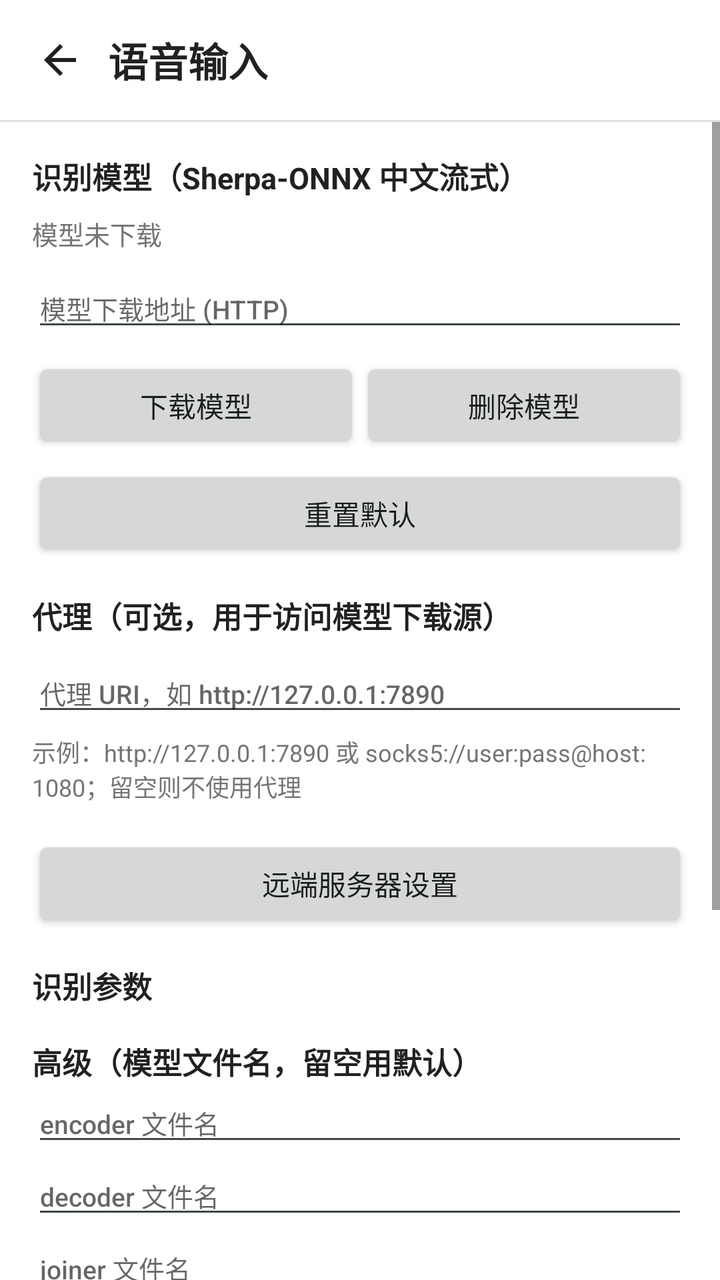
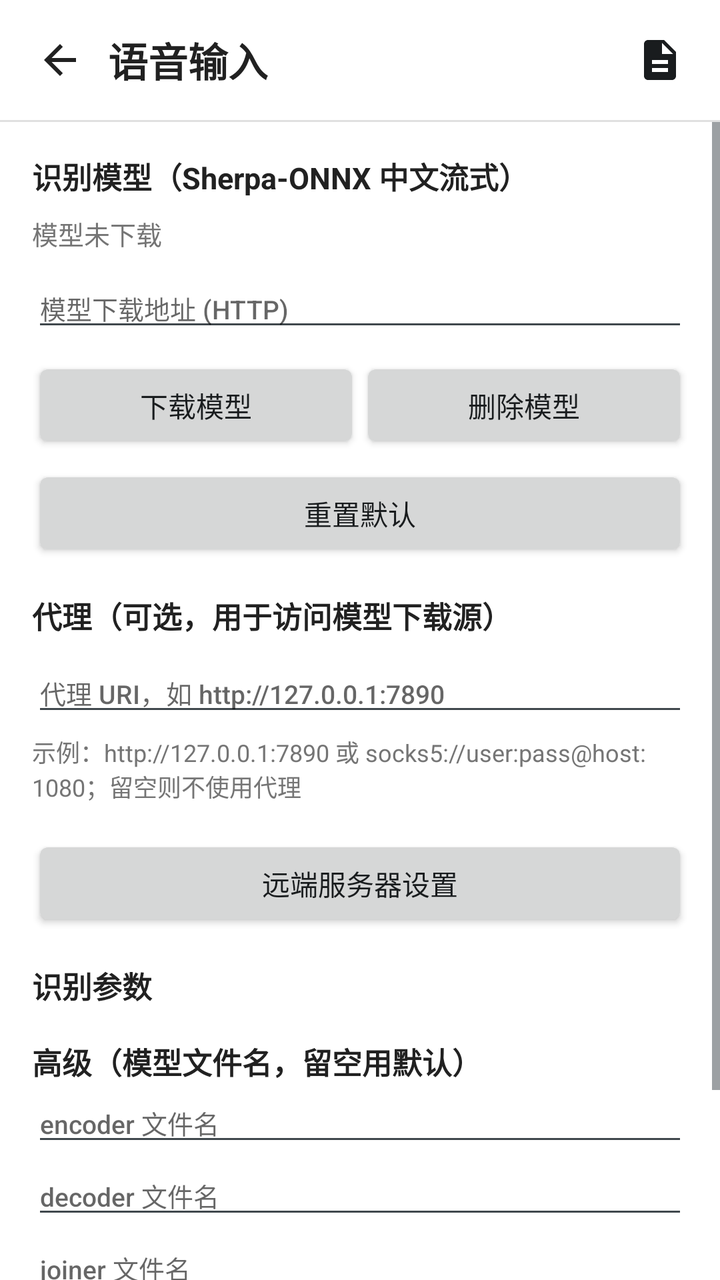

Two renders of the same Android screen: before a commit and after it. Below are the layout's source before the change and the commit's diff.
<!-- AndroidManifest.xml: activity theme Theme.QuickSend -->
<!-- res/layout/activity_voice_settings.xml -->
<?xml version="1.0" encoding="utf-8"?>
<LinearLayout xmlns:android="http://schemas.android.com/apk/res/android"
    android:layout_width="match_parent"
    android:layout_height="match_parent"
    android:background="@color/qs_background"
    android:fitsSystemWindows="true"
    android:orientation="vertical">

    <LinearLayout
        android:layout_width="match_parent"
        android:layout_height="wrap_content"
        android:gravity="center_vertical"
        android:orientation="horizontal"
        android:paddingHorizontal="6dp"
        android:paddingVertical="6dp">

        <ImageButton
            android:id="@+id/back_button"
            android:layout_width="48dp"
            android:layout_height="48dp"
            android:background="?android:attr/selectableItemBackgroundBorderless"
            android:contentDescription="@string/action_back"
            android:src="@drawable/ic_arrow_back" />

        <TextView
            android:layout_width="0dp"
            android:layout_height="wrap_content"
            android:layout_weight="1"
            android:paddingEnd="16dp"
            android:text="@string/voice_settings_title"
            android:textColor="@color/qs_text_primary"
            android:textSize="20sp"
            android:textStyle="bold" />
    </LinearLayout>

    <View
        android:layout_width="match_parent"
        android:layout_height="1dp"
        android:background="@color/qs_divider" />

    <ScrollView
        android:layout_width="match_parent"
        android:layout_height="0dp"
        android:layout_weight="1"
        android:fillViewport="true">

        <LinearLayout
            android:layout_width="match_parent"
            android:layout_height="wrap_content"
            android:orientation="vertical"
            android:padding="16dp">

            
            <TextView
                android:layout_width="match_parent"
                android:layout_height="wrap_content"
                android:text="@string/voice_model_section"
                android:textColor="@color/qs_text_primary"
                android:textSize="15sp"
                android:textStyle="bold" />

            <TextView
                android:id="@+id/model_status"
                android:layout_width="match_parent"
                android:layout_height="wrap_content"
                android:paddingTop="8dp"
                android:text="@string/voice_model_status_idle"
                android:textColor="@color/qs_text_secondary"
                android:textSize="13sp" />

            <ProgressBar
                android:id="@+id/model_progress"
                style="?android:attr/progressBarStyleHorizontal"
                android:layout_width="match_parent"
                android:layout_height="wrap_content"
                android:max="100"
                android:visibility="gone" />

            <EditText
                android:id="@+id/model_url"
                android:layout_width="match_parent"
                android:layout_height="wrap_content"
                android:layout_marginTop="8dp"
                android:hint="@string/voice_model_url"
                android:inputType="textUri"
                android:maxLines="2"
                android:textSize="13sp" />

            <LinearLayout
                android:layout_width="match_parent"
                android:layout_height="wrap_content"
                android:layout_marginTop="8dp"
                android:orientation="horizontal">

                <Button
                    android:id="@+id/download_button"
                    android:layout_width="0dp"
                    android:layout_height="wrap_content"
                    android:layout_weight="1"
                    android:text="@string/voice_download" />

                <Button
                    android:id="@+id/delete_button"
                    android:layout_width="0dp"
                    android:layout_height="wrap_content"
                    android:layout_weight="1"
                    android:text="@string/voice_delete_model" />
            </LinearLayout>

            <Button
                android:id="@+id/reset_button"
                android:layout_width="match_parent"
                android:layout_height="wrap_content"
                android:layout_marginTop="6dp"
                android:text="@string/voice_reset_model" />

            <View
                android:layout_width="match_parent"
                android:layout_height="16dp" />

            
            <TextView
                android:layout_width="match_parent"
                android:layout_height="wrap_content"
                android:text="@string/voice_proxy_section"
                android:textColor="@color/qs_text_primary"
                android:textSize="15sp"
                android:textStyle="bold" />

            <EditText
                android:id="@+id/proxy_uri"
                android:layout_width="match_parent"
                android:layout_height="wrap_content"
                android:layout_marginTop="8dp"
                android:hint="@string/voice_proxy_uri"
                android:inputType="textUri"
                android:maxLines="1"
                android:textSize="13sp" />

            <TextView
                android:layout_width="match_parent"
                android:layout_height="wrap_content"
                android:layout_marginTop="4dp"
                android:text="@string/voice_proxy_examples"
                android:textColor="@color/qs_text_secondary"
                android:textSize="12sp" />

            <View
                android:layout_width="match_parent"
                android:layout_height="16dp" />

            
            <Button
                android:id="@+id/remote_settings_button"
                android:layout_width="match_parent"
                android:layout_height="wrap_content"
                android:text="@string/voice_remote_settings" />

            <View
                android:layout_width="match_parent"
                android:layout_height="16dp" />

            
            <TextView
                android:layout_width="match_parent"
                android:layout_height="wrap_content"
                android:text="@string/voice_recognition_section"
                android:textColor="@color/qs_text_primary"
                android:textSize="15sp"
                android:textStyle="bold" />

            <LinearLayout
                android:id="@+id/recognition_params"
                android:layout_width="match_parent"
                android:layout_height="wrap_content"
                android:orientation="vertical" />

            <View
                android:layout_width="match_parent"
                android:layout_height="16dp" />

            
            <TextView
                android:layout_width="match_parent"
                android:layout_height="wrap_content"
                android:text="@string/voice_advanced_section"
                android:textColor="@color/qs_text_primary"
                android:textSize="15sp"
                android:textStyle="bold" />

            <EditText
                android:id="@+id/names_encoder"
                android:layout_width="match_parent"
                android:layout_height="wrap_content"
                android:hint="@string/voice_name_encoder"
                android:inputType="text"
                android:maxLines="1"
                android:textSize="13sp" />

            <EditText
                android:id="@+id/names_decoder"
                android:layout_width="match_parent"
                android:layout_height="wrap_content"
                android:hint="@string/voice_name_decoder"
                android:inputType="text"
                android:maxLines="1"
                android:textSize="13sp" />

            <EditText
                android:id="@+id/names_joiner"
                android:layout_width="match_parent"
                android:layout_height="wrap_content"
                android:hint="@string/voice_name_joiner"
                android:inputType="text"
                android:maxLines="1"
                android:textSize="13sp" />

            <EditText
                android:id="@+id/names_tokens"
                android:layout_width="match_parent"
                android:layout_height="wrap_content"
                android:hint="@string/voice_name_tokens"
                android:inputType="text"
                android:maxLines="1"
                android:textSize="13sp" />

            <TextView
                android:layout_width="match_parent"
                android:layout_height="wrap_content"
                android:layout_marginTop="16dp"
                android:text="@string/voice_usage_hint"
                android:textColor="@color/qs_text_secondary"
                android:textSize="12sp" />

            <View
                android:layout_width="match_parent"
                android:layout_height="16dp" />

            
            <TextView
                android:layout_width="match_parent"
                android:layout_height="wrap_content"
                android:text="@string/voice_log_section"
                android:textColor="@color/qs_text_primary"
                android:textSize="15sp"
                android:textStyle="bold" />

            <LinearLayout
                android:layout_width="match_parent"
                android:layout_height="wrap_content"
                android:layout_marginTop="8dp"
                android:orientation="horizontal">

                <TextView
                    android:layout_width="wrap_content"
                    android:layout_height="wrap_content"
                    android:text="@string/voice_log_path_label"
                    android:textColor="@color/qs_text_secondary"
                    android:textSize="12sp" />

                <TextView
                    android:id="@+id/log_path"
                    android:layout_width="0dp"
                    android:layout_height="wrap_content"
                    android:layout_weight="1"
                    android:layout_marginStart="6dp"
                    android:textColor="@color/qs_text_secondary"
                    android:textIsSelectable="true"
                    android:textSize="12sp" />
            </LinearLayout>

            <TextView
                android:layout_width="match_parent"
                android:layout_height="wrap_content"
                android:layout_marginTop="4dp"
                android:text="@string/voice_log_hint"
                android:textColor="@color/qs_text_secondary"
                android:textSize="12sp" />

            <Button
                android:id="@+id/share_log_button"
                android:layout_width="match_parent"
                android:layout_height="wrap_content"
                android:layout_marginTop="8dp"
                android:text="@string/voice_share_log" />
        </LinearLayout>
    </ScrollView>

</LinearLayout>
<!-- resources referenced by this layout -->
<resources>
  <color name="qs_background">#FFFFFF</color>
  <color name="qs_divider">#E0E0E0</color>
  <color name="qs_text_primary">#212121</color>
  <color name="qs_text_secondary">#757575</color>
  <!-- drawable ic_arrow_back (drawable) -->
  <?xml version="1.0" encoding="utf-8"?>
  <vector xmlns:android="http://schemas.android.com/apk/res/android"
      android:width="24dp"
      android:height="24dp"
      android:viewportWidth="24"
      android:viewportHeight="24"
      android:tint="@color/qs_text_primary">
      <path
          android:fillColor="@android:color/white"
          android:pathData="M20,11H7.83l5.59,-5.59L12,4l-8,8 8,8 1.41,-1.41L7.83,13H20z" />
  </vector>
  <string name="action_back">返回</string>
  <string name="voice_advanced_section">高级（模型文件名，留空用默认）</string>
  <string name="voice_delete_model">删除模型</string>
  <string name="voice_download">下载模型</string>
  <string name="voice_log_hint">语音输入调试阶段会写入详细日志到上面的文件，可复制或分享以便排查问题。</string>
  <string name="voice_log_path_label">日志文件路径</string>
  <string name="voice_log_section">调试日志</string>
  <string name="voice_model_section">识别模型（Sherpa-ONNX 中文流式）</string>
  <string name="voice_model_status_idle">模型未下载</string>
  <string name="voice_model_url">模型下载地址 (HTTP)</string>
  <string name="voice_name_decoder">decoder 文件名</string>
  <string name="voice_name_encoder">encoder 文件名</string>
  <string name="voice_name_joiner">joiner 文件名</string>
  <string name="voice_name_tokens">tokens 文件名</string>
  <string name="voice_proxy_examples">示例：http://127.0.0.1:7890 或 socks5://user:pass@host:1080；留空则不使用代理</string>
  <string name="voice_proxy_section">代理（可选，用于访问模型下载源）</string>
  <string name="voice_proxy_uri">代理 URI，如 http://127.0.0.1:7890</string>
  <string name="voice_recognition_section">识别参数</string>
  <string name="voice_remote_settings">远端服务器设置</string>
  <string name="voice_reset_model">重置默认</string>
  <string name="voice_settings_title">语音输入</string>
  <string name="voice_share_log">分享日志</string>
  <string name="voice_usage_hint">使用：在 fcitx5 键盘设置中开启「显示语音输入按钮」，点键盘上的麦克风图标即可启动本地识别。</string>
  <style name="Theme.QuickSend" parent="@android:style/Theme.DeviceDefault.Light">
          <item name="android:windowActionBar">false</item>
          <item name="android:windowNoTitle">true</item>
      </style>
</resources>

<!-- the commit's change to res/layout/activity_voice_settings.xml (unified diff, before → after) -->
@@ -31,6 +31,14 @@
             android:textColor="@color/qs_text_primary"
             android:textSize="20sp"
             android:textStyle="bold" />
+
+        <ImageButton
+            android:id="@+id/log_settings_button"
+            android:layout_width="48dp"
+            android:layout_height="48dp"
+            android:background="?android:attr/selectableItemBackgroundBorderless"
+            android:contentDescription="@string/log_settings_entry"
+            android:src="@drawable/ic_log" />
     </LinearLayout>
 
     <View
@@ -231,58 +239,6 @@
                 android:text="@string/voice_usage_hint"
                 android:textColor="@color/qs_text_secondary"
                 android:textSize="12sp" />
-
-            <View
-                android:layout_width="match_parent"
-                android:layout_height="16dp" />
-
-            
-            <TextView
-                android:layout_width="match_parent"
-                android:layout_height="wrap_content"
-                android:text="@string/voice_log_section"
-                android:textColor="@color/qs_text_primary"
-                android:textSize="15sp"
-                android:textStyle="bold" />
-
-            <LinearLayout
-                android:layout_width="match_parent"
-                android:layout_height="wrap_content"
-                android:layout_marginTop="8dp"
-                android:orientation="horizontal">
-
-                <TextView
-                    android:layout_width="wrap_content"
-                    android:layout_height="wrap_content"
-                    android:text="@string/voice_log_path_label"
-                    android:textColor="@color/qs_text_secondary"
-                    android:textSize="12sp" />
-
-                <TextView
-                    android:id="@+id/log_path"
-                    android:layout_width="0dp"
-                    android:layout_height="wrap_content"
-                    android:layout_weight="1"
-                    android:layout_marginStart="6dp"
-                    android:textColor="@color/qs_text_secondary"
-                    android:textIsSelectable="true"
-                    android:textSize="12sp" />
-            </LinearLayout>
-
-            <TextView
-                android:layout_width="match_parent"
-                android:layout_height="wrap_content"
-                android:layout_marginTop="4dp"
-                android:text="@string/voice_log_hint"
-                android:textColor="@color/qs_text_secondary"
-                android:textSize="12sp" />
-
-            <Button
-                android:id="@+id/share_log_button"
-                android:layout_width="match_parent"
-                android:layout_height="wrap_content"
-                android:layout_marginTop="8dp"
-                android:text="@string/voice_share_log" />
         </LinearLayout>
     </ScrollView>
 
<!-- resource entries referenced after the edit -->
@@ -16,13 +16,23 @@
           android:fillColor="@android:color/white"
           android:pathData="M20,11H7.83l5.59,-5.59L12,4l-8,8 8,8 1.41,-1.41L7.83,13H20z" />
   </vector>
+  <!-- drawable ic_log (drawable) -->
+  <vector xmlns:android="http://schemas.android.com/apk/res/android"
+      android:width="24dp"
+      android:height="24dp"
+      android:viewportWidth="24"
+      android:viewportHeight="24"
+      android:tint="?android:attr/textColorPrimary">
+      
+      <path
+          android:fillColor="@android:color/white"
+          android:pathData="M14,2H6c-1.1,0 -2,0.9 -2,2v16c0,1.1 0.9,2 2,2h12c1.1,0 2,-0.9 2,-2V8l-6,-6zM16,18H8v-2h8v2zM16,14H8v-2h8v2zM13,9V3.5L18.5,9H13z" />
+  </vector>
   <string name="action_back">返回</string>
+  <string name="log_settings_entry">调试日志</string>
   <string name="voice_advanced_section">高级（模型文件名，留空用默认）</string>
   <string name="voice_delete_model">删除模型</string>
   <string name="voice_download">下载模型</string>
-  <string name="voice_log_hint">语音输入调试阶段会写入详细日志到上面的文件，可复制或分享以便排查问题。</string>
-  <string name="voice_log_path_label">日志文件路径</string>
-  <string name="voice_log_section">调试日志</string>
   <string name="voice_model_section">识别模型（Sherpa-ONNX 中文流式）</string>
   <string name="voice_model_status_idle">模型未下载</string>
   <string name="voice_model_url">模型下载地址 (HTTP)</string>
@@ -37,7 +47,6 @@
   <string name="voice_remote_settings">远端服务器设置</string>
   <string name="voice_reset_model">重置默认</string>
   <string name="voice_settings_title">语音输入</string>
-  <string name="voice_share_log">分享日志</string>
   <string name="voice_usage_hint">使用：在 fcitx5 键盘设置中开启「显示语音输入按钮」，点键盘上的麦克风图标即可启动本地识别。</string>
   <style name="Theme.QuickSend" parent="@android:style/Theme.DeviceDefault.Light">
           <item name="android:windowActionBar">false</item>
